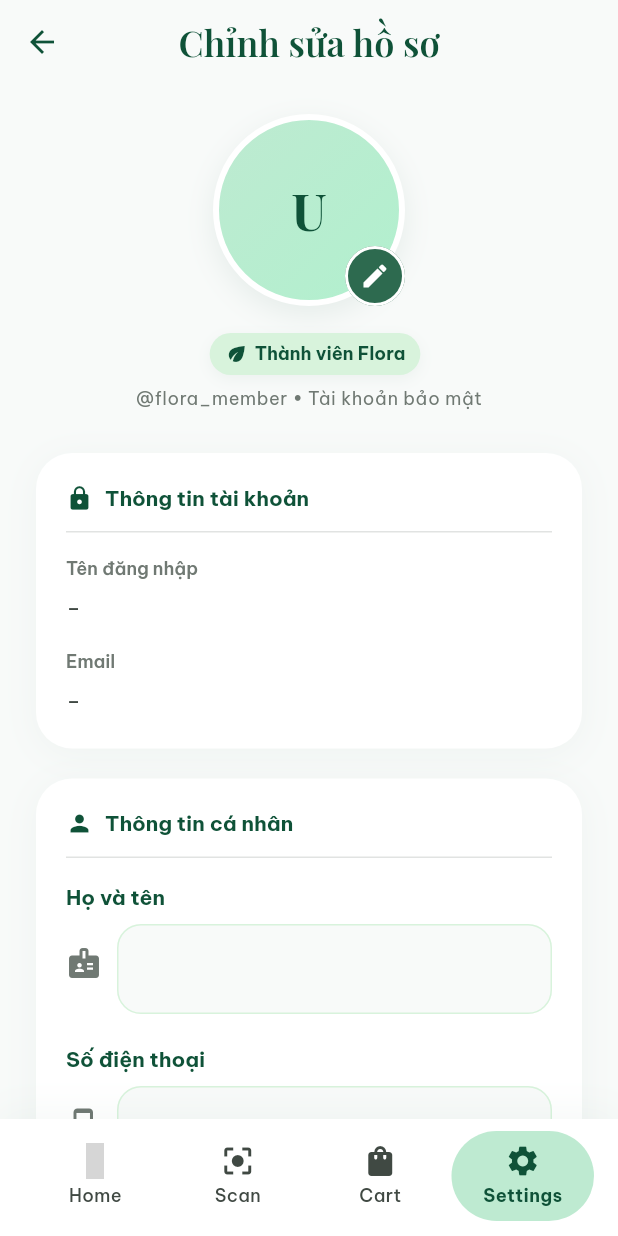
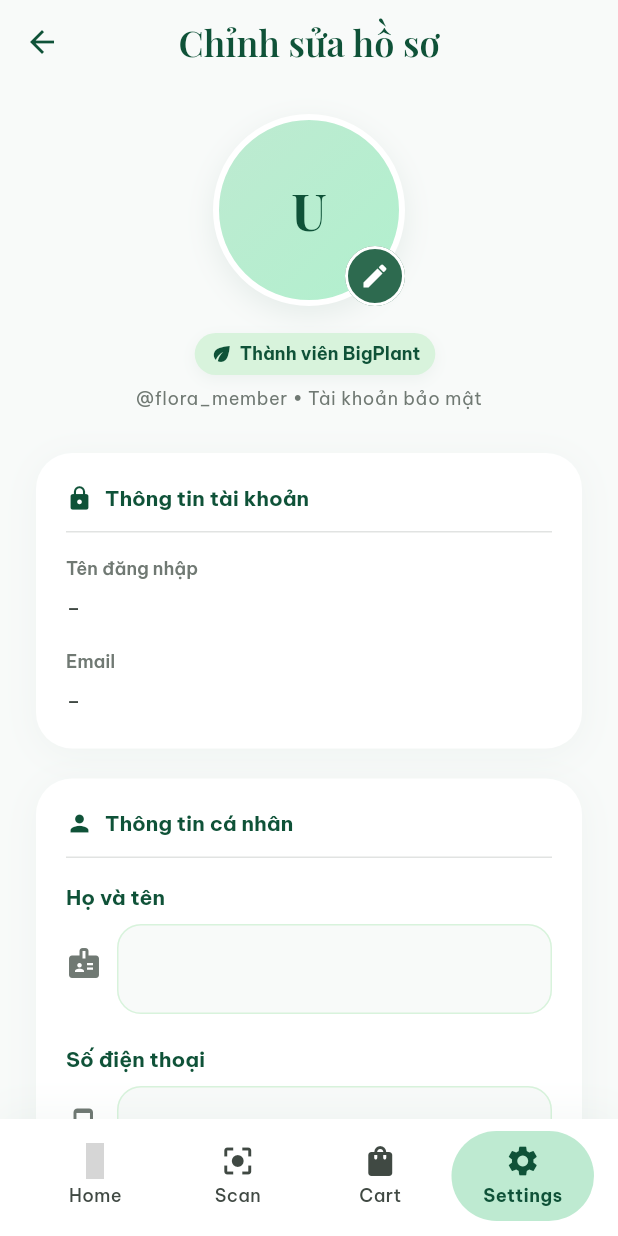
Before and after one commit to baotv-itr/BigPlant_App, a Flutter app: the EditUserScreen screen opened directly with empty values, on a phone screen of 412 x 824 dp. Run offline on Flutter 3.47's test engine with Material 3 defaults, Android fonts, the phone set to English and light mode, and no system bars; our stand-ins replace camera, flutter_map, flutter_tts, google_fonts, image_picker, latlong2 and 1 more; missing offline and left inert: onnxruntime; accounts and stored records are empty; statements that could not run were skipped; project files that could hold a hidden picture were left out; grey boxes are pictures that could not be loaded.

```diff
--- a/lib/core/localization/app_localizations.dart
+++ b/lib/core/localization/app_localizations.dart
@@ -89,7 +89,7 @@ class AppLocalizations {
       'settings_tips_subtitle': 'Get weekly plant care guidance',
       'settings_help_support': 'Help & Support',
       'settings_help_support_subtitle': 'Need assistance with your account or scans?',
-      'settings_profile_member_badge': 'Flora Member',
+      'settings_profile_member_badge': 'BigPlant Member',
       'settings_profile_secure_account': 'Secure account',
       'settings_language_vi': 'Vietnamese',
       'settings_language_en': 'English',
@@ -365,7 +365,7 @@ class AppLocalizations {
       'settings_tips_subtitle': 'Nhận hướng dẫn chăm sóc hàng tuần',
       'settings_help_support': 'Trợ giúp & Hỗ trợ',
       'settings_help_support_subtitle': 'Cần hỗ trợ về tài khoản hoặc tính năng quét?',
-      'settings_profile_member_badge': 'Thành viên Flora',
+      'settings_profile_member_badge': 'Thành viên BigPlant',
       'settings_profile_secure_account': 'Tài khoản bảo mật',
       'settings_language_vi': 'Tiếng Việt',
       'settings_language_en': 'English',
--- a/lib/features/auth/presentation/widgets/auth_layout.dart
+++ b/lib/features/auth/presentation/widgets/auth_layout.dart
@@ -6,7 +6,7 @@ import '../../../../core/constants/app_globals.dart';
 import '../../../../core/localization/app_localizations.dart';
 import '../../../../core/localization/locale_controller.dart';
 
-const String floraScanLogoAsset = 'assets/branding/florascan_logo.png';
+const String bigPlantLogoAsset = 'assets/branding/bigplant_logo.png';
 
 class AuthLayout extends StatelessWidget {
   const AuthLayout({
@@ -217,7 +217,7 @@ class AuthLogoMark extends StatelessWidget {
     return ClipRRect(
       borderRadius: BorderRadius.circular(size * 0.22),
       child: Image.asset(
-        floraScanLogoAsset,
+        bigPlantLogoAsset,
         width: size,
         height: size,
         fit: BoxFit.contain,
--- a/pubspec.yaml
+++ b/pubspec.yaml
@@ -70,7 +70,7 @@ flutter:
   uses-material-design: true
 
   assets:
-    - assets/branding/florascan_logo.png
+    - assets/branding/bigplant_logo.png
     - assets/ml/configs/model_catalog.json
     - assets/ml/configs/runtime_policy.json
     - assets/ml/models/organ_aware_switch_vit/model.onnx
```
Also changed, not shown: assets/branding/bigplant_logo.png (renamed from assets/branding/florascan_logo.png), 1 other file.
